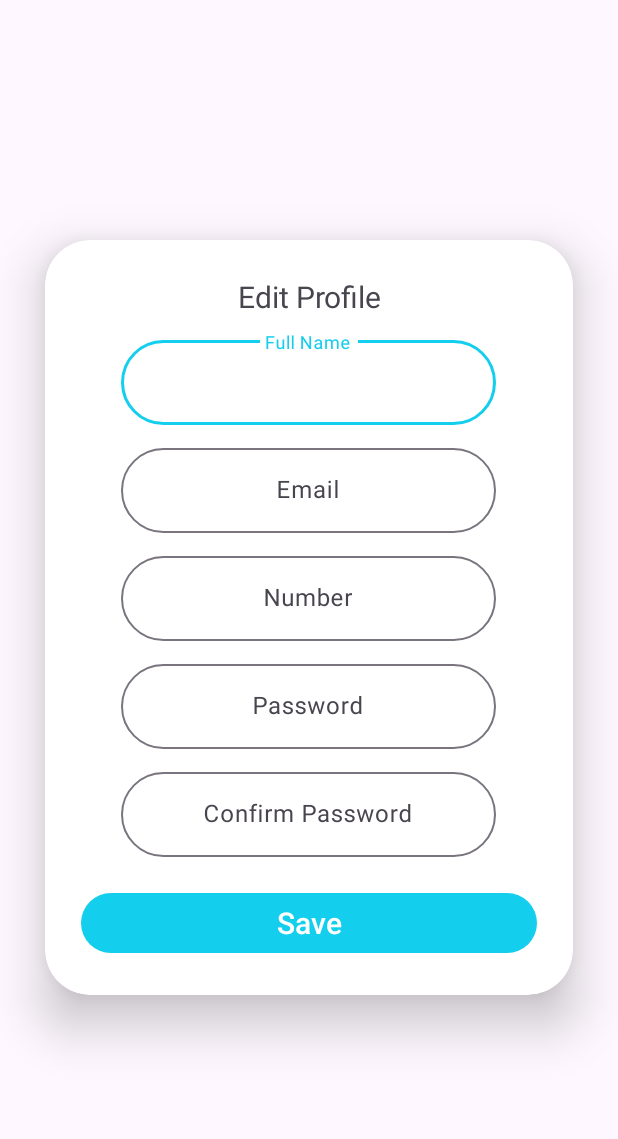
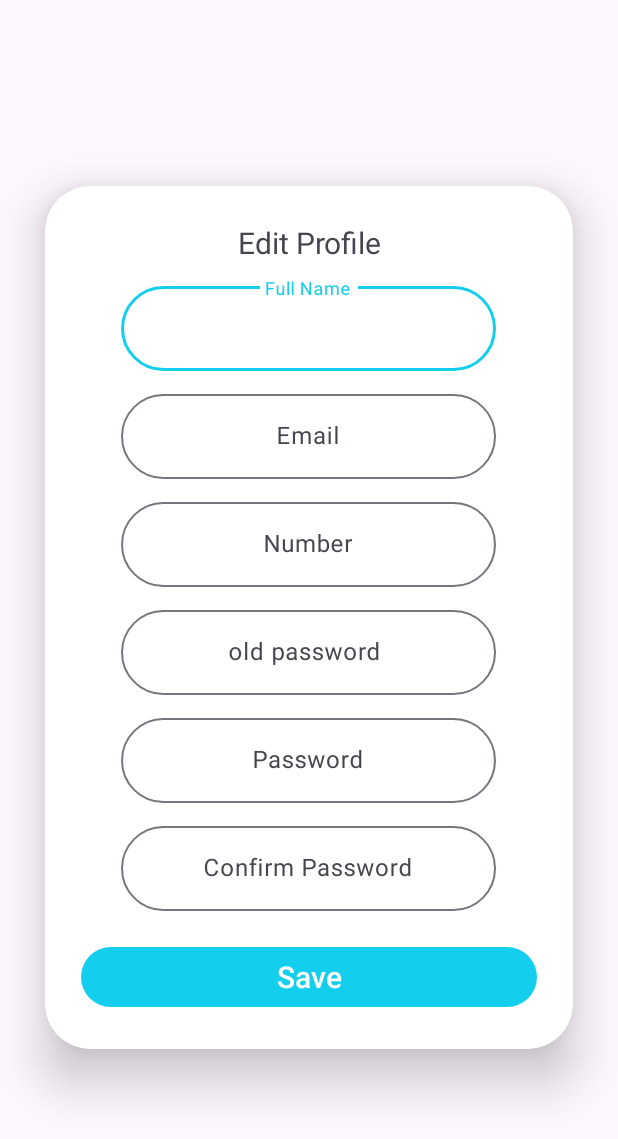
Before and after one commit to MohamedAbbas289/Care-Circle, an Android app: the EditProfileActivity screen opened directly, with no data from a screen before it, on a phone screen of 412 x 824 dp. Shown: the top 1139 px of the screen. Run offline under Robolectric (Android 15) with nearby library versions, the phone set to English and light mode, and no system bars; our stand-ins replace Firebase (no records; nobody signed in at launch, a user with empty details on screens opened directly).

Commit message:
+ update data in database + update firebase auth + edit profile now finish

```diff
--- a/app/src/main/java/com/example/carecircle/ui/patients/main/tabs/profile/EditProfileActivity.kt
+++ b/app/src/main/java/com/example/carecircle/ui/patients/main/tabs/profile/EditProfileActivity.kt
@@ -1,57 +1,78 @@
 package com.example.carecircle.ui.patients.main.tabs.profile
 
 import android.os.Bundle
+import android.text.TextUtils
 import android.widget.Toast
 import androidx.appcompat.app.AppCompatActivity
 import com.example.carecircle.databinding.ActivityEditProfileBinding
+import com.google.firebase.auth.EmailAuthProvider
+import com.google.firebase.auth.FirebaseAuth
+import com.google.firebase.auth.FirebaseUser
 import com.google.firebase.database.DatabaseReference
 import com.google.firebase.database.FirebaseDatabase
 
-
 class EditProfileActivity : AppCompatActivity() {
     private lateinit var binding: ActivityEditProfileBinding
-    lateinit var ref: DatabaseReference
-
+    private lateinit var refDatabase: DatabaseReference
+    private lateinit var firebaseUser: FirebaseUser
 
     override fun onCreate(savedInstanceState: Bundle?) {
         super.onCreate(savedInstanceState)
         binding = ActivityEditProfileBinding.inflate(layoutInflater)
         setContentView(binding.root)
-        initViews()
 
-        showData()
-        /*
-                binding.save.setOnClickListener {
-                    if (isNameChanged()){
-                        Toast.makeText(this, "Saved", Toast.LENGTH_SHORT).show();
-                    } else{
-                        Toast.makeText(this, "NoChange", Toast.LENGTH_SHORT).show();
+        firebaseUser = FirebaseAuth.getInstance().currentUser!!
+        refDatabase = FirebaseDatabase.getInstance().getReference("users").child(firebaseUser.uid)
 
+        binding.save.setOnClickListener {
+            update()
+        }
+    }
+    private fun update() {
+        val email = binding.emailEt.text.toString()
+        val password = binding.passwordEt.text.toString()
+        val name = binding.fullNameEt.text.toString()
+        val phoneNumber = binding.numberEt.text.toString()
+        val oldPassword = binding.oldPasswordTv.text.toString()
+
+        if (TextUtils.isEmpty(name) || TextUtils.isEmpty(email) || TextUtils.isEmpty(phoneNumber)) {
+            Toast.makeText(applicationContext, "Please fill in all the fields", Toast.LENGTH_SHORT).show()
+            return
+        }
+
+        if (password != binding.confirmPasswordEt.text.toString()) {
+            binding.passwordContainer.error = "Passwords do not match"
+            return
+        }
+
+        val credential = EmailAuthProvider.getCredential(firebaseUser.email!!, oldPassword)
+        firebaseUser.reauthenticate(credential).addOnCompleteListener { authTask ->
+            if (authTask.isSuccessful) {
+                firebaseUser.verifyBeforeUpdateEmail(email).addOnCompleteListener { emailTask ->
+                    if (emailTask.isSuccessful) {
+                        refDatabase.child("email").setValue(email)
+                        Toast.makeText(applicationContext, "Please Check Your Email To Verify", Toast.LENGTH_SHORT).show()
+
+                        firebaseUser.updatePassword(password).addOnCompleteListener { passwordTask ->
+                            if (passwordTask.isSuccessful) {
+                                Toast.makeText(applicationContext, "Password updated successfully", Toast.LENGTH_SHORT).show()
+
+                                refDatabase.child("userName").setValue(name)
+                                refDatabase.child("phoneNumber").setValue(phoneNumber)
+
+                                Toast.makeText(applicationContext, "Successfully updated user", Toast.LENGTH_SHORT).show()
+                            } else {
+                                Toast.makeText(applicationContext, "Failed to update password", Toast.LENGTH_SHORT).show()
+                            }
+                        }
+                    } else {
+                        Toast.makeText(applicationContext, "Failed to update email", Toast.LENGTH_SHORT).show()
                     }
                 }
-                */
-
+            } else {
+                Toast.makeText(applicationContext, "Authentication failed", Toast.LENGTH_SHORT).show()
+            }
+        }
     }
 
-    private fun showData() {
-        val intent = intent
-        // nameUser = intent.getStringExtra("name")?:""
-
-
-    }
-
-    private fun initViews() {
-        ref = FirebaseDatabase.getInstance().getReference("users")
-
-    }
-    /*fun isNameChanged() : Boolean {
-        if (!nameUser.equals(binding.fullNameEt.getText().toString())){
-            ref.child(usernameUser).child("name").setValue(binding.fullNameEt.getText().toString());
-            nameUser = binding.fullNameEt.getText().toString();
-            return true;
-        } else {
-            return false;
-        }
-    }
-*/
 }
--- a/app/src/main/res/layout/activity_edit_profile.xml
+++ b/app/src/main/res/layout/activity_edit_profile.xml
@@ -95,6 +95,29 @@
                     android:hint="Number"
                     android:textColor="#130909" />
             </com.google.android.material.textfield.TextInputLayout>
+            <com.google.android.material.textfield.TextInputLayout
+                android:id="@+id/old_password_container"
+                android:layout_width="250dp"
+                android:layout_height="wrap_content"
+                android:layout_gravity="center"
+                android:layout_marginTop="10dp"
+                app:boxCornerRadiusBottomEnd="30dp"
+                app:boxCornerRadiusBottomStart="30dp"
+                app:boxCornerRadiusTopEnd="30dp"
+                app:boxCornerRadiusTopStart="30dp"
+                app:layout_constraintEnd_toEndOf="parent"
+                app:layout_constraintStart_toStartOf="parent"
+                app:layout_constraintTop_toBottomOf="@id/number_container">
+
+                <EditText
+                    android:id="@+id/old_password_tv"
+                    android:layout_width="250dp"
+                    android:layout_height="wrap_content"
+                    android:gravity="center"
+                    android:hint="old password "
+                    android:inputType="textPassword"
+                    android:textColor="#130909" />
+            </com.google.android.material.textfield.TextInputLayout>
 
             <com.google.android.material.textfield.TextInputLayout
                 android:id="@+id/password_container"
```
